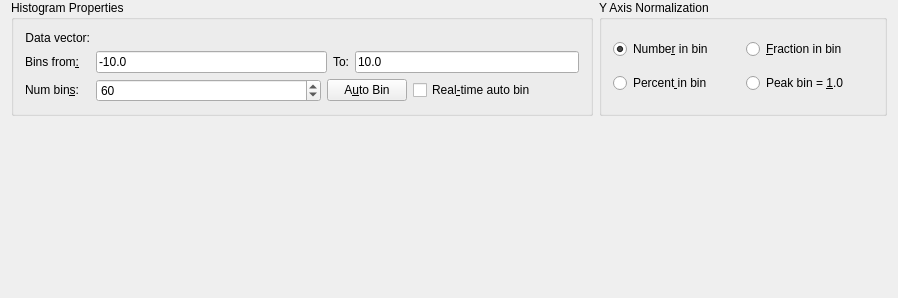
Qt form src/libkstapp/histogramtab.ui (Kst-plot/kst) before a commit.
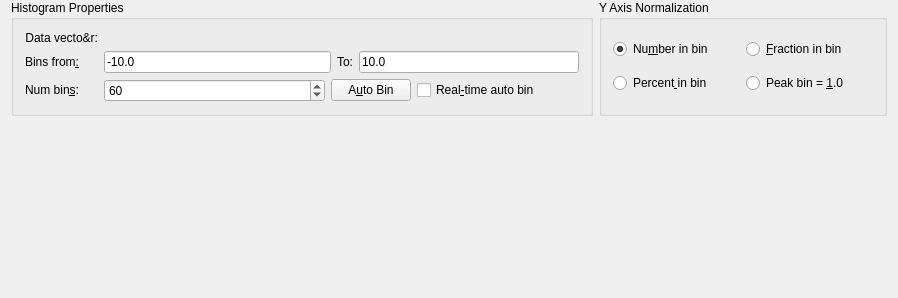
The same form after that commit. Custom widgets are drawn as their Qt base class.

The edit to the form file:
```diff
--- a/src/libkstapp/histogramtab.ui
+++ b/src/libkstapp/histogramtab.ui
@@ -40,7 +40,7 @@
          </sizepolicy>
         </property>
         <property name="text" >
-         <string>Data vector:</string>
+         <string>Data vecto&amp;r:</string>
         </property>
         <property name="alignment" >
          <set>Qt::AlignRight|Qt::AlignTrailing|Qt::AlignVCenter</set>
@@ -248,7 +248,7 @@
          <string>The Y axis of the histogram reports the number of samples in the bin.</string>
         </property>
         <property name="text" >
-         <string>Numbe&amp;r in bin</string>
+         <string>Nu&amp;mber in bin</string>
         </property>
         <property name="checked" >
          <bool>true</bool>
```
Left out of the diff: 2 changed lines with no effect on the pictures.
